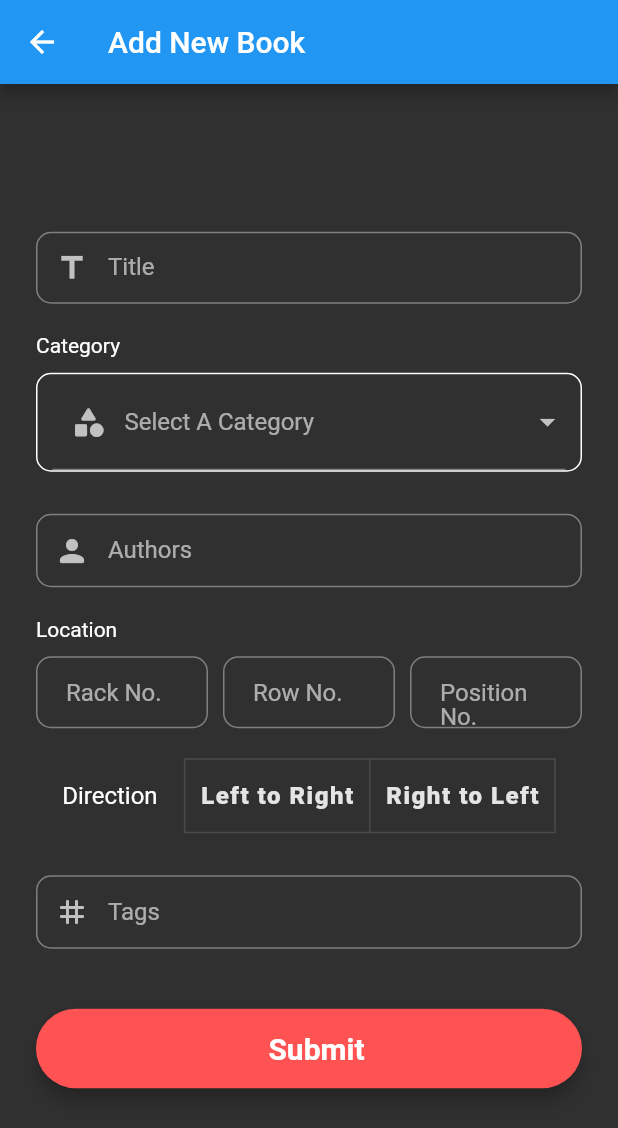
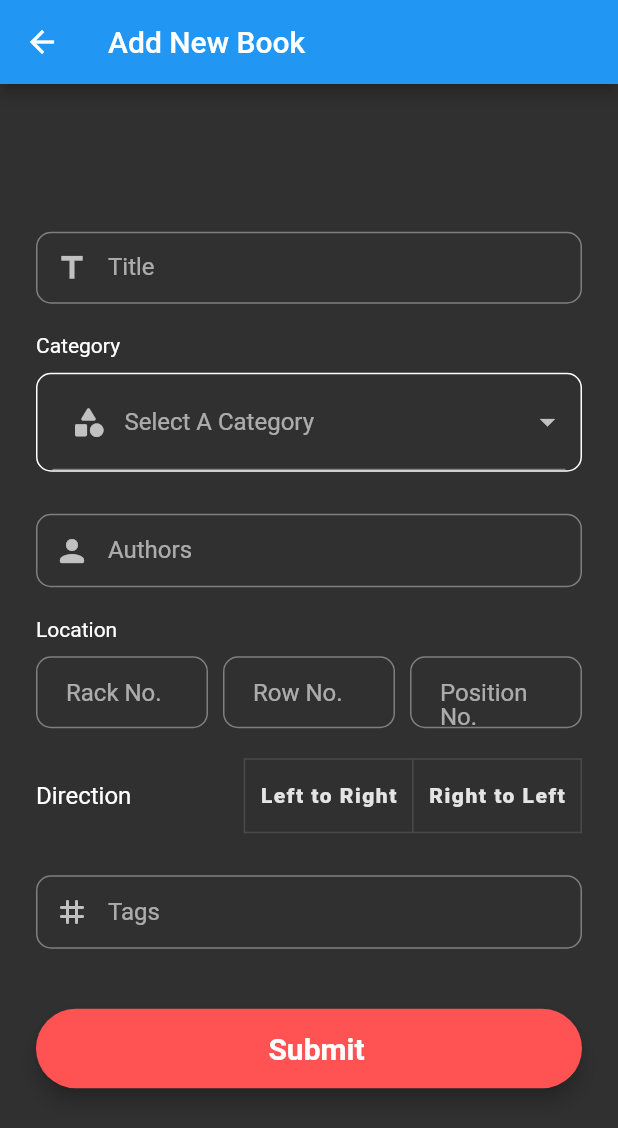
Before and after one commit to Mohit410/lms, a Flutter app: the AddBookScreen screen opened by its route, on a phone screen of 412 x 824 dp. Shown: the top 1128 px of the screen. Run offline on Flutter 3.47's test engine with Material 2 defaults, Android fonts, the phone set to English and light mode, and no system bars; our stand-ins replace cloud_firestore, firebase_auth, firebase_core, shared_preferences; missing offline and left inert: onesignal_flutter; accounts and stored records are empty.

Commit message:
widget overflow on add book screen bug fixed

```diff
--- a/lib/screens/AddBook/add_book_screen.dart
+++ b/lib/screens/AddBook/add_book_screen.dart
@@ -211,14 +211,14 @@ class _AddBookScreenState extends State<AddBookScreen> {
             child: Text(
               "Left to Right",
               style: TextStyle(
-                  fontSize: 16, fontWeight: FontWeight.w800, letterSpacing: 1),
+                  fontSize: 14, fontWeight: FontWeight.w800, letterSpacing: 1),
             )),
         Padding(
             padding: EdgeInsets.symmetric(vertical: 10, horizontal: 10),
             child: Text(
               "Right to Left",
               style: TextStyle(
-                  fontSize: 16, fontWeight: FontWeight.w800, letterSpacing: 1),
+                  fontSize: 14, fontWeight: FontWeight.w800, letterSpacing: 1),
             )),
       ],
       isSelected: _directionsList.map((e) => e == _direction).toList(),
@@ -343,11 +343,11 @@ class _AddBookScreenState extends State<AddBookScreen> {
                             ]),
                         sizedBoxMargin(20),
                         Row(
-                          mainAxisAlignment: MainAxisAlignment.spaceEvenly,
+                          mainAxisAlignment: MainAxisAlignment.spaceBetween,
                           children: [
                             const Text("Direction",
                                 style: TextStyle(fontSize: 16)),
-                            directionToggleButtons
+                            directionToggleButtons,
                           ],
                         ),
                         sizedBoxMargin(20),
```
